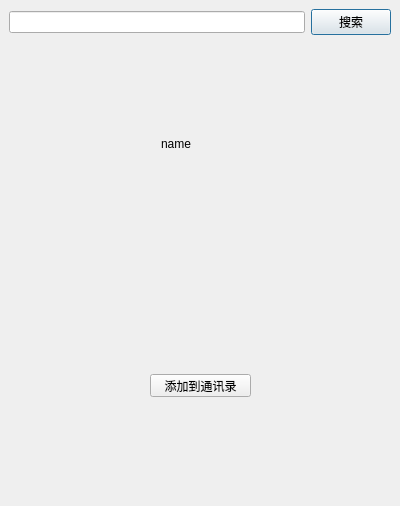
The window that ui_components/forms/addfriendwindow.ui (ASUJY/WeLink) describes before a commit, drawn with Qt 5.
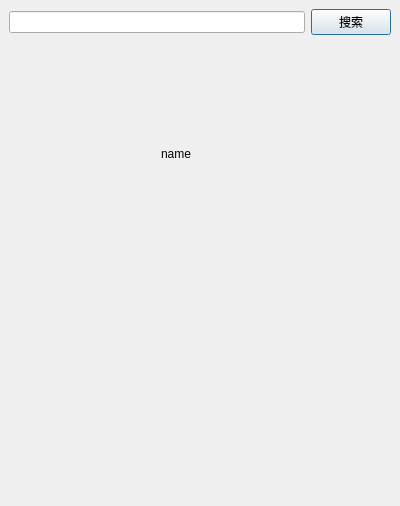
The same window after the commit.

The edit to the form file:
```diff
--- a/ui_components/forms/addfriendwindow.ui
+++ b/ui_components/forms/addfriendwindow.ui
@@ -48,7 +48,7 @@
    <item>
     <widget class="QStackedWidget" name="stackedWidget">
      <property name="currentIndex">
-      <number>2</number>
+      <number>3</number>
      </property>
      <widget class="QWidget" name="initWidget"/>
      <widget class="QWidget" name="notfindWidget">
@@ -117,6 +117,44 @@
        </widget>
       </widget>
      </widget>
+     <widget class="QWidget" name="exitWidget">
+      <widget class="QWidget" name="widget_3" native="true">
+       <property name="geometry">
+        <rect>
+         <x>40</x>
+         <y>70</y>
+         <width>321</width>
+         <height>311</height>
+        </rect>
+       </property>
+       <widget class="QLabel" name="labHeadIcon_2">
+        <property name="geometry">
+         <rect>
+          <x>30</x>
+          <y>20</y>
+          <width>80</width>
+          <height>80</height>
+         </rect>
+        </property>
+        <property name="text">
+         <string/>
+        </property>
+       </widget>
+       <widget class="QLabel" name="labName_2">
+        <property name="geometry">
+         <rect>
+          <x>121</x>
+          <y>24</y>
+          <width>101</width>
+          <height>31</height>
+         </rect>
+        </property>
+        <property name="text">
+         <string>name</string>
+        </property>
+       </widget>
+      </widget>
+     </widget>
     </widget>
    </item>
   </layout>
```
